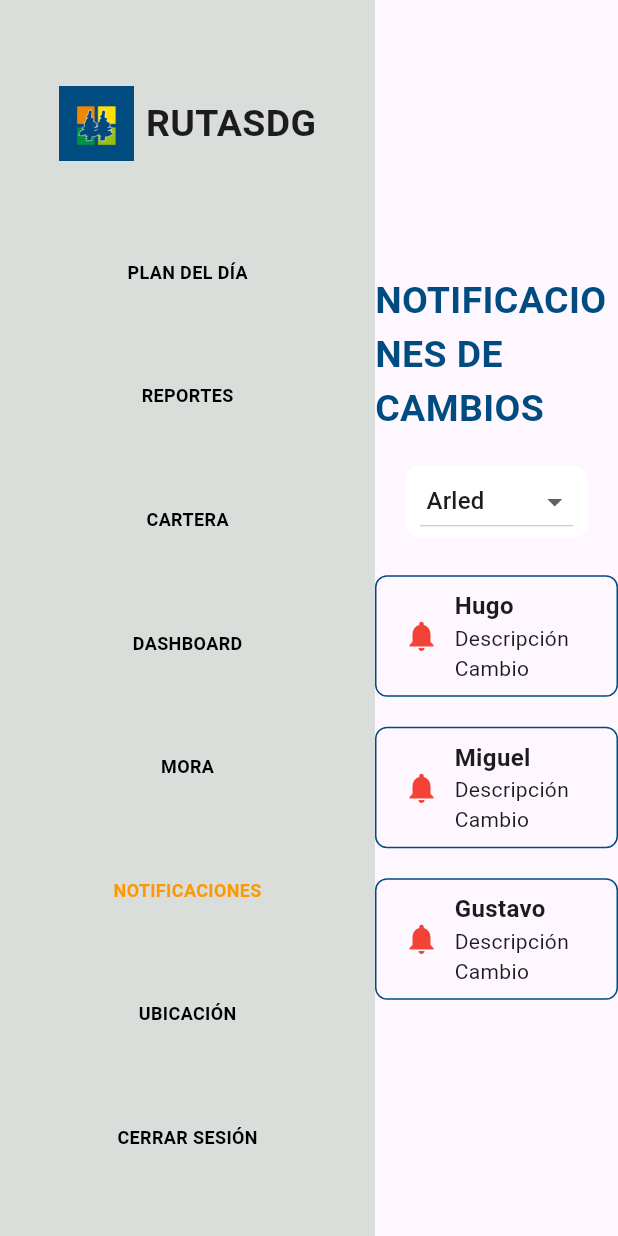
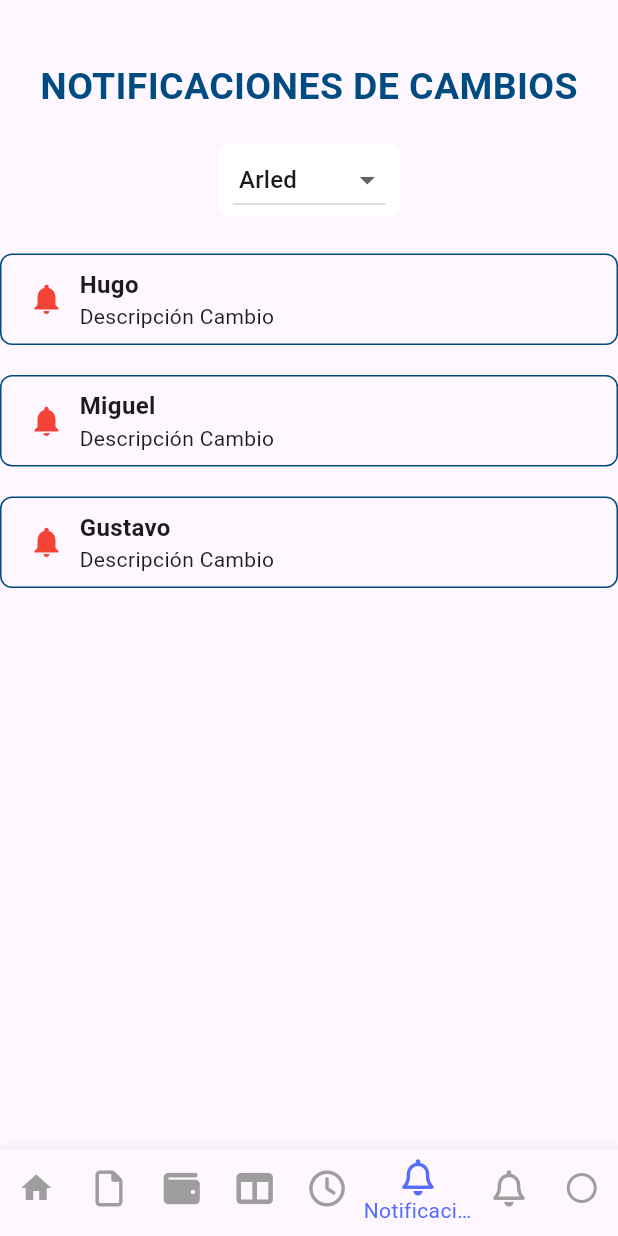
Before and after one commit to Rmila03/AppRutasdg, a Flutter app: the NotificacionesSupervisorContent screen opened directly, on a phone screen of 412 x 824 dp. Run offline on Flutter 3.47's test engine with Material 3 defaults, Android fonts, the phone set to English and light mode, and no system bars; our stand-ins replace font_awesome_flutter, google_maps_flutter, month_picker_dialog, syncfusion_flutter_charts; Roboto replaces fonts that are missing (Montserrat).

Commit message:
menu mobile

```diff
--- a/lib/main.dart
+++ b/lib/main.dart
@@ -302,7 +302,7 @@ class _LoginState extends State<Login> {
                   ],
                 ),
               ),
-              ElevatedButton(
+              /*ElevatedButton(
                 style: ElevatedButton.styleFrom(
                   backgroundColor: Color.fromARGB(253, 24, 131, 42),
                   elevation: 5,
@@ -326,7 +326,7 @@ class _LoginState extends State<Login> {
                   'Mostrar Datos de la API',
                   style: TextStyle(fontSize: 15, color: Colors.black),
                 ),
-              ),
+              ),*/
             ],
           ),
         ),
--- a/lib/supervisor/notificacionesSupervisor.dart
+++ b/lib/supervisor/notificacionesSupervisor.dart
@@ -2,6 +2,7 @@ import 'package:flutter/material.dart';
 import 'package:ruta_sdg/widgets/menu_supervisor.dart';
 import 'package:ruta_sdg/socio.dart';
 import 'package:ruta_sdg/analista.dart';
+import 'package:ruta_sdg/widgets/menu_supervisor_mobile.dart';
 
 class NotificacionesSupervisorPage extends StatelessWidget {
   const NotificacionesSupervisorPage({Key? key}) : super(key: key);
@@ -51,9 +52,13 @@ class _NotificacionesSupervisorContentState
   @override
   Widget build(BuildContext context) {
     return Scaffold(
+      bottomNavigationBar: MediaQuery.of(context).size.width < 640
+          ? const MenuSupervisorMobile(name: 'NOTIFICACIONES')
+          : null,
       body: Row(
         children: [
-          const MenuSupervisor(name: 'NOTIFICACIONES'),
+          if (MediaQuery.of(context).size.width >= 640)
+            const MenuSupervisor(name: 'NOTIFICACIONES'),
           Expanded(
             child: SingleChildScrollView(
               child: Column(
--- /dev/null
+++ b/lib/widgets/menu_supervisor_mobile.dart
@@ -0,0 +1,121 @@
+import 'package:flutter/material.dart';
+import 'package:font_awesome_flutter/font_awesome_flutter.dart';
+import 'package:ruta_sdg/main.dart';
+import 'package:ruta_sdg/supervisor/cartera/carterapage.dart';
+import 'package:ruta_sdg/supervisor/dashboard_supervisor.dart';
+import 'package:ruta_sdg/supervisor/notificacionesSupervisor.dart';
+import 'package:ruta_sdg/supervisor/homeSupervisor.dart';
+import 'package:ruta_sdg/supervisor/moraSupervisor.dart';
+import 'package:ruta_sdg/supervisor/reporteSupervisor.dart';
+import 'package:ruta_sdg/supervisor/ubicacion_supervisor.dart';
+
+class MenuSupervisorMobile extends StatefulWidget {
+  final String? name;
+  const MenuSupervisorMobile({super.key, this.name});
+
+  @override
+  State<MenuSupervisorMobile> createState() => _MenuSupervisorMobileState();
+}
+
+class _MenuSupervisorMobileState extends State<MenuSupervisorMobile> {
+  String selectedMenu = 'PLAN DEL DÍA';
+  int _selectedIndex = 0;
+  Map<String, int> positions = {
+    'PLAN DEL DÍA': 0,
+    'REPORTES': 1,
+    'CARTERA': 2,
+    'DASHBOARD': 3,
+    'MORA': 4,
+    'NOTIFICACIONES': 5,
+    'UBICACIÓN': 6,
+    'CERRAR SESIÓN': 7,
+    // Agrega las demás pantallas según sea necesario
+  };
+  final List<Widget> _screens = [
+    const MyHomeSupervisorPage(),
+    const ReporteSupervisorPage(),
+    const CarteraPage(),
+    const DashboardSupervisorPage(),
+    const MoraSupervisorPage(),
+    const NotificacionesSupervisorPage(),
+    const UbicacionSupervisorPage(),
+    const Login(title: ''),
+  ];
+  @override
+  void initState() {
+    super.initState();
+    selectedMenu = widget.name ?? 'PLAN DEL DÍA';
+    _selectedIndex = positions[selectedMenu]!;
+  }
+
+  @override
+  Widget build(BuildContext context) {
+    Color customColor = const Color(0xFFD9DEDA);
+    return BottomNavigationBar(
+      currentIndex: _selectedIndex,
+      unselectedItemColor: Colors.grey,
+      selectedItemColor: Colors.indigoAccent,
+      onTap: (int index) {
+        setState(() {
+          _selectedIndex = index;
+          Navigator.of(context).pushReplacement(
+            MaterialPageRoute(
+              builder: (context) => _screens[_selectedIndex],
+            ),
+          );
+        });
+      },
+      items: const [
+        BottomNavigationBarItem(icon: Icon(Icons.home), label: "Plan del día"),
+        BottomNavigationBarItem(
+            icon: Icon(FontAwesomeIcons.file), label: "Reportes"),
+        BottomNavigationBarItem(
+            icon: Icon(FontAwesomeIcons.wallet), label: "Cartera"),
+        BottomNavigationBarItem(
+            icon: Icon(FontAwesomeIcons.tableColumns), label: "Dashboard"),
+        BottomNavigationBarItem(
+            icon: Icon(FontAwesomeIcons.clock), label: "Mora"),
+        BottomNavigationBarItem(
+            icon: Icon(FontAwesomeIcons.bell), label: "Notificaciones"),
+        BottomNavigationBarItem(
+            icon: Icon(FontAwesomeIcons.bell), label: "Ubicacion"),
+        BottomNavigationBarItem(
+            icon: Icon(Icons.radio_button_off), label: "Cerrar Sesión")
+      ],
+    );
+  }
+
+  /*Widget buildMenuItem(String title) {
+    return InkWell(
+      onTap: () {
+        setState(() {
+          selectedMenu = title;
+        });
+
+        // Redirigir a la pantalla correspondiente
+        Navigator.of(context).pushReplacement(
+          MaterialPageRoute(
+            builder: (context) => screens[selectedMenu]!,
+          ),
+        );
+      },
+      child: Container(
+        padding: const EdgeInsets.all(8.0),
+        decoration: BoxDecoration(
+          color: selectedMenu == title
+              ? const Color(0xFFD9DEDA)
+              : Colors.transparent,
+        ),
+        child: Text(
+          title,
+          style: TextStyle(
+            color: selectedMenu == title ? Colors.orange : Colors.black,
+            fontSize: 12.0,
+            fontFamily: 'Montserrat',
+            fontWeight: FontWeight.bold,
+          ),
+        ),
+      ),
+    );
+  }*/
+}
--- a/lib/widgets/promotion_form.dart
+++ b/lib/widgets/promotion_form.dart
@@ -411,7 +411,7 @@ class PromotionFormState extends State<PromotionForm> {
                     }
                   },
                   style: ElevatedButton.styleFrom(
-                    primary: const Color.fromRGBO(244, 244, 244, 1),
+                    backgroundColor: const Color.fromRGBO(244, 244, 244, 1),
                     shape: RoundedRectangleBorder(
                       borderRadius: BorderRadius.circular(5),
                     ),
--- a/lib/widgets/recuperacion_form.dart
+++ b/lib/widgets/recuperacion_form.dart
@@ -535,7 +535,8 @@ class RecuperacionFormState extends State<RecuperacionForm> {
                           }
                         },
                         style: ElevatedButton.styleFrom(
-                          primary: const Color.fromRGBO(244, 244, 244, 1),
+                          backgroundColor:
+                              const Color.fromRGBO(244, 244, 244, 1),
                           shape: RoundedRectangleBorder(
                             borderRadius: BorderRadius.circular(5),
                           ),
--- a/lib/widgets/seguimiento_form.dart
+++ b/lib/widgets/seguimiento_form.dart
@@ -415,7 +415,7 @@ class SeguimientoFormState extends State<SeguimientoForm> {
                     }
                   },
                   style: ElevatedButton.styleFrom(
-                    primary: const Color.fromRGBO(244, 244, 244, 1),
+                    backgroundColor: const Color.fromRGBO(244, 244, 244, 1),
                     shape: RoundedRectangleBorder(
                       borderRadius: BorderRadius.circular(5),
                     ),
```
Also changed, not shown: lib/supervisor/cartera/carterapage.dart (+6 -1 lines), lib/supervisor/dashboard_supervisor.dart (+6 -1 lines), lib/supervisor/historialSupervisor.dart (+6 -1 lines), lib/supervisor/homeSupervisor.dart (+6 -1 lines), lib/supervisor/moraSupervisor.dart (+6 -1 lines), lib/supervisor/reporteSupervisor.dart (+6 -1 lines), lib/supervisor/ubicacion_supervisor.dart (+6 -1 lines), pubspec.lock.
